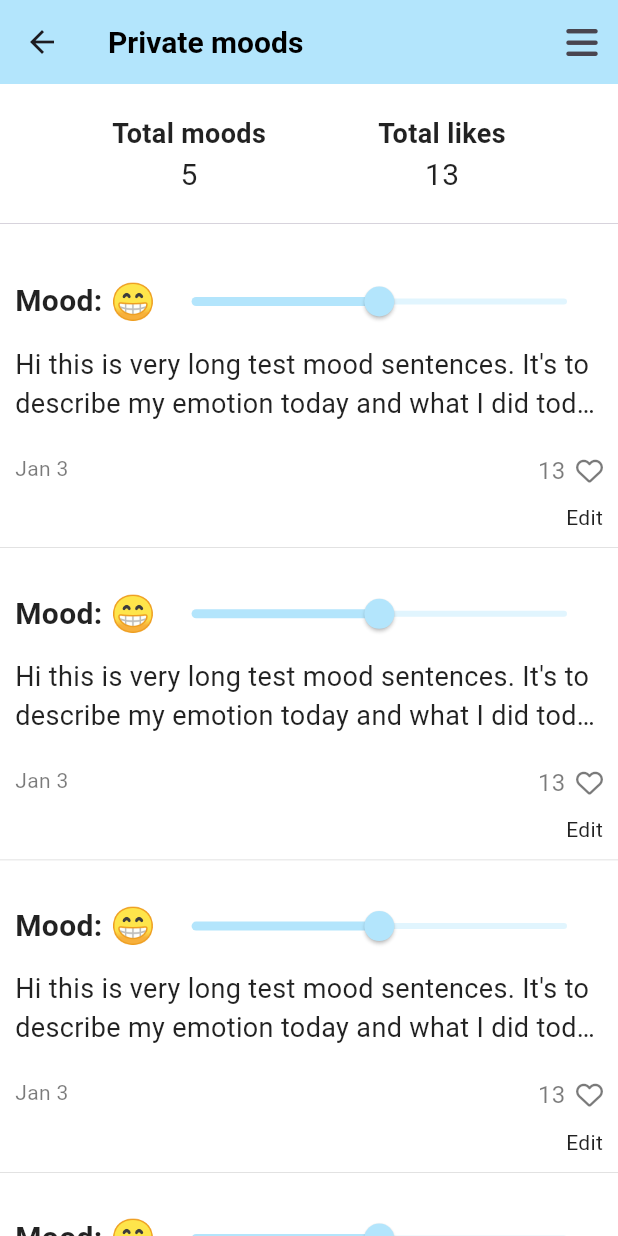
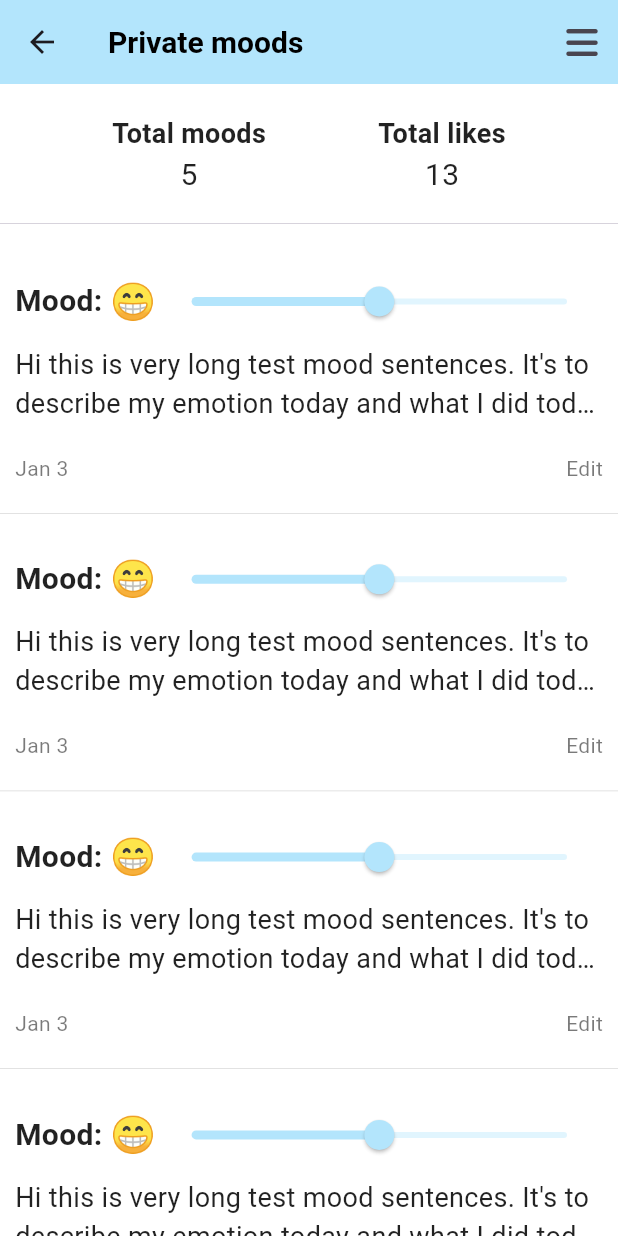
Before and after one commit to James1412/nomad_10week_final_project, a Flutter app: the PrivateMoodScreen screen opened directly with empty values, on a phone screen of 412 x 824 dp. Run offline on Flutter 3.47's test engine with Material 3 defaults, Android fonts, the phone set to English and light mode, and no system bars; our stand-ins replace cloud_firestore, emoji_picker_flutter, firebase_auth, firebase_core, flutter_riverpod, font_awesome_flutter and 2 more; accounts and stored records are empty.

Commit message:
show real data for screens

```diff
--- a/lib/features/moods/private_mood_screen.dart
+++ b/lib/features/moods/private_mood_screen.dart
@@ -95,35 +95,30 @@ class _PrivateMoodState extends ConsumerState<PrivateMoodScreen> {
                 text:
                     "Hi this is very long test mood sentences. It's to describe my emotion today and what I did today and it is going to be really loooooooooong, Hi this is very long test mood sentences. It's to describe my emotion today and what I did today and it is going to be really loooooooooong",
                 time: "Jan 3",
-                likes: '13',
               ),
               PrivateMoodTile(
                 mood: "😁",
                 text:
                     "Hi this is very long test mood sentences. It's to describe my emotion today and what I did today and it is going to be really loooooooooong, Hi this is very long test mood sentences. It's to describe my emotion today and what I did today and it is going to be really loooooooooong",
                 time: "Jan 3",
-                likes: '13',
               ),
               PrivateMoodTile(
                 mood: "😁",
                 text:
                     "Hi this is very long test mood sentences. It's to describe my emotion today and what I did today and it is going to be really loooooooooong, Hi this is very long test mood sentences. It's to describe my emotion today and what I did today and it is going to be really loooooooooong",
                 time: "Jan 3",
-                likes: '13',
               ),
               PrivateMoodTile(
                 mood: "😁",
                 text:
                     "Hi this is very long test mood sentences. It's to describe my emotion today and what I did today and it is going to be really loooooooooong",
                 time: "Jan 3",
-                likes: '13',
               ),
               PrivateMoodTile(
                 mood: "😁",
                 text:
                     "Hi this is very long test mood sentences. It's to describe my emotion today and what I did today and it is going to be really loooooooooong",
                 time: "Jan 3",
-                likes: '13',
               ),
             ],
           ),
--- a/lib/features/moods/widgets/private_mood_tile.dart
+++ b/lib/features/moods/widgets/private_mood_tile.dart
@@ -1,21 +1,19 @@
 import 'package:final_project/constants/gaps.dart';
 import 'package:final_project/constants/sizes.dart';
+import 'package:final_project/features/dark_mode/view_models/dark_mode_config_view_model.dart';
 import 'package:final_project/features/write_mood/edit_mood_screen.dart';
 import 'package:flutter/material.dart';
 import 'package:flutter_riverpod/flutter_riverpod.dart';
-import 'package:font_awesome_flutter/font_awesome_flutter.dart';
 import 'package:go_router/go_router.dart';
 
 class PrivateMoodTile extends ConsumerStatefulWidget {
   final String mood;
   final String text;
   final String time;
-  final String likes;
   const PrivateMoodTile({
     required this.mood,
     required this.text,
     required this.time,
-    required this.likes,
     super.key,
   });
 
@@ -24,7 +22,6 @@ class PrivateMoodTile extends ConsumerStatefulWidget {
 }
 
 class _MoodTileState extends ConsumerState<PrivateMoodTile> {
-  bool isLiked = false;
   bool _expandText = false;
   @override
   Widget build(BuildContext context) {
@@ -33,11 +30,13 @@ class _MoodTileState extends ConsumerState<PrivateMoodTile> {
         vertical: Sizes.size10,
         horizontal: Sizes.size10,
       ),
-      decoration: const BoxDecoration(
+      decoration: BoxDecoration(
         border: Border(
           bottom: BorderSide(
             width: 0.2,
-            color: Colors.black38,
+            color: ref.watch(darkmodeConfigProvider).darkMode
+                ? Colors.white30
+                : Colors.black38,
           ),
         ),
       ),
@@ -105,44 +104,21 @@ class _MoodTileState extends ConsumerState<PrivateMoodTile> {
                     fontSize: Sizes.size14,
                   ),
                 ),
-                GestureDetector(
-                  onTap: () {
-                    setState(() {
-                      isLiked = !isLiked;
-                    });
-                  },
-                  child: Row(
-                    children: [
-                      Text(
-                        widget.likes,
-                        style: const TextStyle(
-                          fontSize: Sizes.size16,
-                        ),
-                      ),
-                      Gaps.h7,
-                      Icon(
-                        isLiked
-                            ? FontAwesomeIcons.solidHeart
-                            : FontAwesomeIcons.heart,
-                        size: Sizes.size18,
-                        color: isLiked ? Colors.pink : null,
-                      ),
-                    ],
-                  ),
+                Row(
+                  children: [
+                    Gaps.h7,
+                    GestureDetector(
+                      onTap: () {
+                        context.push(EditMoodScreen.routeUrl);
+                      },
+                      child: const Text("Edit"),
+                    ),
+                  ],
                 ),
               ],
             ),
           ),
           Gaps.v10,
-          Align(
-            alignment: Alignment.centerRight,
-            child: GestureDetector(
-              onTap: () {
-                context.push(EditMoodScreen.routeUrl);
-              },
-              child: const Text("Edit"),
-            ),
-          ),
         ],
       ),
     );
--- /dev/null
+++ b/lib/features/write_mood/models/mood_tile_model.dart
@@ -0,0 +1,21 @@
+import 'package:cloud_firestore/cloud_firestore.dart';
+
+class MoodTileModel {
+  final String text;
+  final String emoji;
+  final double scale;
+  final Timestamp time;
+  final String creatorUid;
+  final int likes;
+  final bool isPublic;
+
+  MoodTileModel({
+    required this.isPublic,
+    required this.creatorUid,
+    required this.text,
+    required this.emoji,
+    required this.scale,
+    required this.time,
+    required this.likes,
+  });
+}
--- /dev/null
+++ b/lib/features/write_mood/repos/mood_tile_repo.dart
@@ -0,0 +1,35 @@
+import 'package:cloud_firestore/cloud_firestore.dart';
+import 'package:final_project/features/write_mood/models/mood_tile_model.dart';
+import 'package:firebase_auth/firebase_auth.dart';
+import 'package:flutter_riverpod/flutter_riverpod.dart';
+
+class MoodTileRepository {
+  // Current user logged in
+  User? user = FirebaseAuth.instance.currentUser;
+
+  // Get collections of moods from firebase
+  final CollectionReference moods =
+      FirebaseFirestore.instance.collection('moods');
+
+  // Post a mood
+  Future<void> addMood(MoodTileModel mood) {
+    return moods.add({
+      "text": mood.text,
+      "emoji": mood.emoji,
+      "scale": mood.scale,
+      "time": mood.time,
+      "creatorUid": mood.creatorUid,
+      "likes": mood.likes,
+    });
+  }
+
+  Stream<QuerySnapshot> getMoodsStream() {
+    final moodsStream = FirebaseFirestore.instance
+        .collection('moods')
+        .orderBy('time', descending: true)
+        .snapshots();
+    return moodsStream;
+  }
+}
+
+final moodTileRepo = Provider((ref) => MoodTileRepository());
--- a/pubspec.yaml
+++ b/pubspec.yaml
@@ -45,6 +45,7 @@ dependencies:
   font_awesome_flutter: ^10.6.0
   emoji_picker_flutter: ^1.6.3
   google_fonts: ^6.1.0
+  cloud_firestore: ^4.14.0
 
 dev_dependencies:
   flutter_test:
```
Also changed, not shown: lib/features/moods/public_mood_screen.dart (+48 -47 lines), lib/features/moods/widgets/public_mood_tile.dart (+13 -7 lines), lib/features/write_mood/mood_writing_screen.dart (+42 -3 lines), pubspec.lock, 4 other files.
